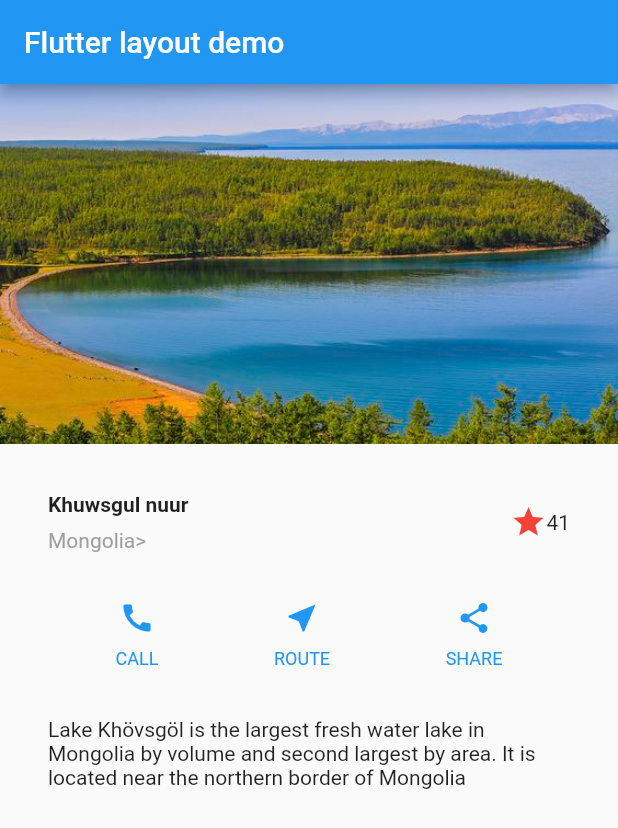
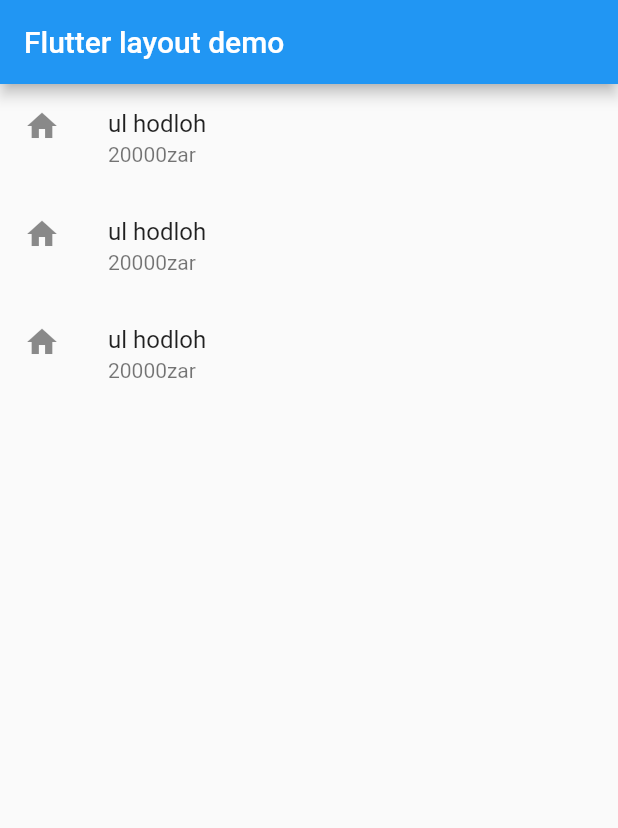
Before and after one commit to Solongo1997/Homework-2, a Flutter app: the screen it shows after launch, on a phone screen of 412 x 824 dp. Shown: the top 828 px of the screen. Run offline on Flutter 3.47's test engine with Material 2 defaults, Android fonts, the phone set to English and light mode, and no system bars.

Commit message:
Flutter demo 2.28.2222

```diff
--- a/lib/main.dart
+++ b/lib/main.dart
@@ -1,110 +1,38 @@
 import 'package:flutter/material.dart';
 
-void main() {                              //Sorrry, i really dont know what i'm doing. Can't understand dart and flutter/
-                                           //then i just copy and paste2.
+void main() {
   runApp(const MyApp());
 }
-
 class MyApp extends StatelessWidget {
   const MyApp({Key? key}) : super(key: key);
+@override
 
-  @override
-  Widget build(BuildContext context) {
-    Widget titleSection = Container(
-      padding: const EdgeInsets.all(32),
-      child: Row(
-        children: [
-          Expanded(
-            child: Column(
-              crossAxisAlignment: CrossAxisAlignment.start,
-              children: [
-                Container(
-                  padding: const EdgeInsets.only(bottom: 8),
-                  child: const Text(
-                    'Khuwsgul nuur',
-                    style: TextStyle(
-                      fontWeight: FontWeight.bold,
-                    ),
-                  ),
-                ),
-                Text(
-                  'Mongolia>',
-                  style: TextStyle(
-                    color: Colors.grey[500],
-                  ),
-                ),
-              ],
-            ),
-          ),
-          Icon(
-            Icons.star,
-            color: Colors.red[500],
-          ),
-          const Text('41'),
-        ],
-      ),
-    );
-
-    Color color = Theme.of(context).primaryColor;
-
-    Widget buttonSection = Row(
-      mainAxisAlignment: MainAxisAlignment.spaceEvenly,
-      children: [
-        _buildButtonColumn(color, Icons.call, 'CALL'),
-        _buildButtonColumn(color, Icons.near_me, 'ROUTE'),
-        _buildButtonColumn(color, Icons.share, 'SHARE'),
-      ],
-    );
-
-    Widget textSection = const Padding(
-      padding: EdgeInsets.all(32),
-      child: Text(
-        'Lake Khövsgöl is the largest fresh water lake in Mongolia by volume and second largest by area. It is located near the northern border of Mongolia',
-        softWrap: true,
-      ),
-    );
-
+Widget build(BuildContext context){
   return MaterialApp(
-      title: 'Flutter layout demo',
-      home: Scaffold(
-        appBar: AppBar(
+    title: 'Flutter demo',
+    home: Scaffold(appBar: AppBar(
       title: const Text('Flutter layout demo'),
      ),
      body: ListView(
-          children: [
-            Image.asset(
-('images/a57b453e288946f6ff8c324e60396e9a.jpg'),
-              width: 600,
-              height: 240,
-              fit: BoxFit.cover,
+       children: const[
+         ListTile(
+           title: Text('ul hodloh'),
+           subtitle: Text('20000zar') ,
+           leading: Icon(Icons.home),
          ),
-            titleSection,
-            buttonSection,
-            textSection,
+          ListTile(
+           title: Text('ul hodloh'),
+           subtitle: Text('20000zar') ,
+           leading: Icon(Icons.home),
+         ),
+          ListTile(
+           title: Text('ul hodloh'),
+           subtitle: Text('20000zar') ,
+           leading: Icon(Icons.home),
+         ),
        ],
      ),
    ),
   );
 }
-
-  Column _buildButtonColumn(Color color, IconData icon, String label) {
-    return Column(
-      mainAxisSize: MainAxisSize.min,
-      mainAxisAlignment: MainAxisAlignment.center,
-      children: [
-        Icon(icon, color: color),
-        Container(
-          margin: const EdgeInsets.only(top: 8),
-          child: Text(
-            label,
-            style: TextStyle(
-              fontSize: 12,
-              fontWeight: FontWeight.w400,
-              color: color,
-            ),
-          ),
-        ),
-      ],
-    );
 }
-}
```
Lines whose indentation alone changed are shown as unchanged.
